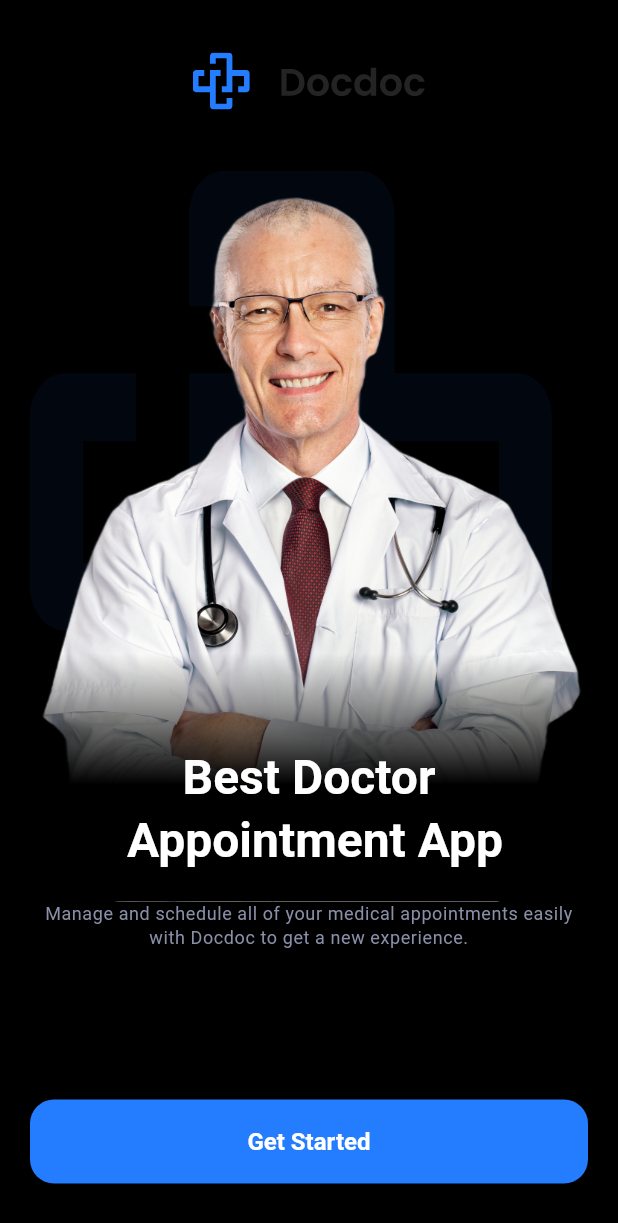
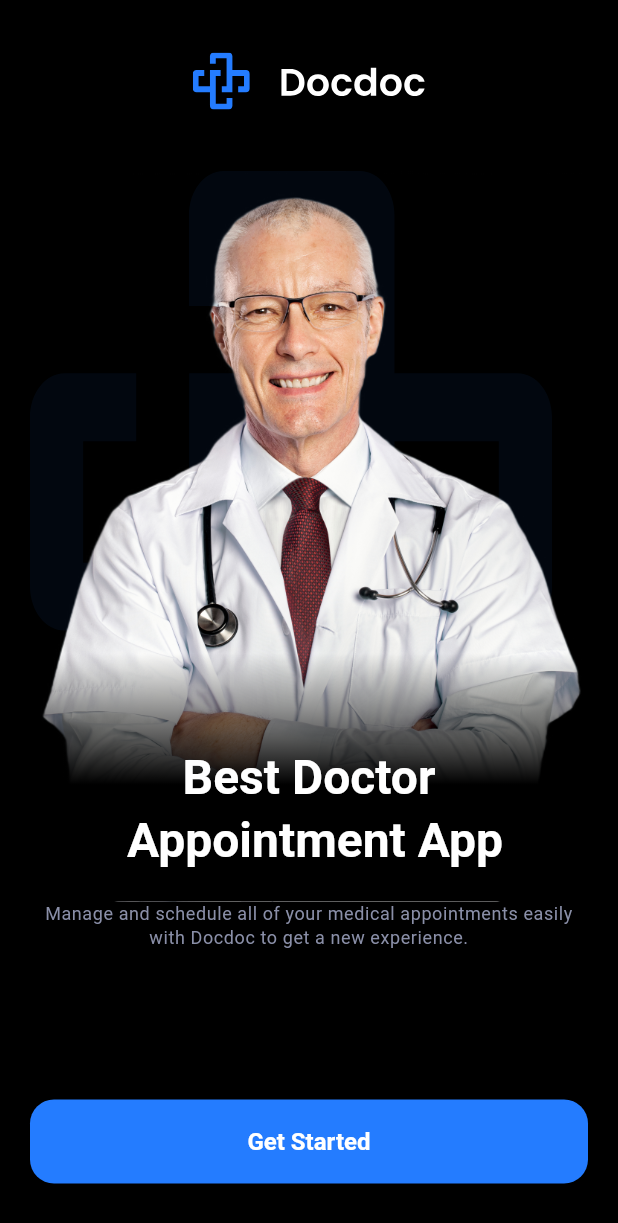
Before and after one commit to Dev0-0Team/Hospital-ERP-Frontend-Mobile, a Flutter app: the screen it shows after launch, on a phone screen of 412 x 824 dp. Shown: the top 1223 px of the screen. Run offline on Flutter 3.47's test engine with Material 3 defaults, Android fonts, the phone set to English and light mode, and no system bars; our stand-ins replace flutter_svg, font_awesome_flutter, go_router.

Commit message:
fix(onboarding): Update theme colors and improve logo rendering in onboarding UI

```diff
--- a/lib/core/theme/app_light_theme.dart
+++ b/lib/core/theme/app_light_theme.dart
@@ -34,7 +34,7 @@ class AppLightThemes {
     primary: AppColors.mainBlue,
     secondary: AppColors.grey,
     surface: AppColors.moreLightGrey,
-    tertiary: AppColors.white,
+    tertiary: AppColors.blackColor,
   );
 
   // ── Elevated Button ────────────────────────────────────────────────────────
--- a/lib/core/widgets/app_logo_and_name.dart
+++ b/lib/core/widgets/app_logo_and_name.dart
@@ -1,5 +1,5 @@
-
 import 'package:doctorine/core/constants/app_assets.dart';
+import 'package:doctorine/core/extensions/build_context_extensions.dart';
 import 'package:flutter/widgets.dart';
 import 'package:flutter_svg/flutter_svg.dart';
 
@@ -13,7 +13,13 @@ class AppLogoAndName extends StatelessWidget {
       spacing: 20,
       children: [
         SvgPicture.asset(AppAssets.assetsImagesSvgsAppLogo),
-        SvgPicture.asset(AppAssets.assetsImagesSvgsDocdoc),
+        SvgPicture.asset(
+          AppAssets.assetsImagesSvgsDocdoc,
+          colorFilter: ColorFilter.mode(
+            context.colorScheme.tertiary,
+            BlendMode.srcIn,
+          ),
+        ),
       ],
     );
   }
--- a/lib/doctorine.dart
+++ b/lib/doctorine.dart
@@ -11,7 +11,7 @@ class Doctorine extends StatelessWidget {
     return MaterialApp.router(
       debugShowCheckedModeBanner: false,
       routerConfig: AppRouter.router,
-      theme: !true ? AppLightThemes.theme : AppDarkTheme.dark,
+      theme: !!!true ? AppLightThemes.theme : AppDarkTheme.dark,
     );
   }
 }
--- a/lib/features/onboarding/ui/widgets/doctor_image_with_title.dart
+++ b/lib/features/onboarding/ui/widgets/doctor_image_with_title.dart
@@ -1,6 +1,5 @@
 import 'package:doctorine/core/constants/app_assets.dart';
 import 'package:doctorine/core/extensions/build_context_extensions.dart';
-import 'package:doctorine/core/theme/app_colors.dart';
 import 'package:flutter/material.dart';
 import 'package:flutter_svg/flutter_svg.dart';
 
```
